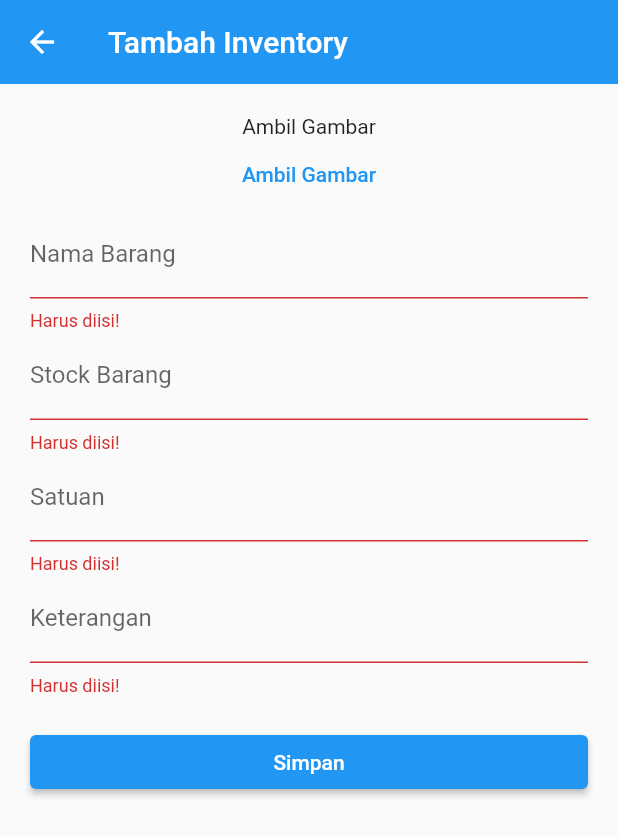
After one commit to Bagas2901/inventory, a Flutter app: the AddInventory screen opened directly, after a tap on "Simpan", on a phone screen of 412 x 824 dp. The commit adds this screen. Shown: the top 836 px of the screen. Run offline on Flutter 3.47's test engine with Material 2 defaults, Android fonts, the phone set to English and light mode, and no system bars; our stand-ins replace dio, image_picker, shared_preferences; accounts and stored records are empty.

Commit message:
add, tampil dan detail by id

```diff
--- a/lib/app/api/endpoint.dart
+++ b/lib/app/api/endpoint.dart
@@ -2,4 +2,7 @@ class Endpoint {
   static String mainEndPoint =
       "http://192.168.37.104/inventory_app_api/public/api/";
   static String login = mainEndPoint + "login";
+  static String add = mainEndPoint + "inventory/add";
+  static String showlist = mainEndPoint + "inventory/show_list";
+  static String detail = mainEndPoint + "inventory/detail";
 }
--- /dev/null
+++ b/lib/widget/add_invnetory.dart
@@ -0,0 +1,170 @@
+import 'dart:io';
+
+import 'package:flutter/material.dart';
+import 'package:image_picker/image_picker.dart';
+import 'package:inventory/app/api/inventory_api.dart';
+import 'package:inventory/widget/splashscreen.dart';
+
+class AddInventory extends StatefulWidget {
+  AddInventory({Key? key}) : super(key: key);
+
+  @override
+  _AddInventoryState createState() => _AddInventoryState();
+}
+
+class _AddInventoryState extends State<AddInventory> {
+  GlobalKey<FormState> _addinventoryForm = GlobalKey<FormState>();
+  TextEditingController _namaBarang = TextEditingController();
+  TextEditingController _stock = TextEditingController();
+  TextEditingController _satuan = TextEditingController();
+  TextEditingController _keterangan = TextEditingController();
+
+  File? _gambar;
+
+  bool _apiCall = false;
+
+  showMessage(String msg, List<Widget> actions) {
+    return showDialog(
+        context: context,
+        builder: (context) => AlertDialog(
+              title: Text('Pesan'),
+              content: Text('$msg'),
+              actions: actions,
+            ));
+  }
+
+  void _saveInventory() async {
+    if (_addinventoryForm.currentState!.validate()) {
+      setState(() {
+        _apiCall = true;
+      });
+      final _addInventory = await InventoryApi().add(
+          name: _namaBarang.text,
+          note: _keterangan.text,
+          stock: _stock.text,
+          unit: _satuan.text,
+          image: _gambar);
+
+      if (_addInventory == null) {
+        //offline
+        showMessage("Maaf anda offline, mohon coba lagi!", [
+          TextButton(onPressed: () => Navigator.pop(context), child: Text('OK'))
+        ]);
+      } else if (_addInventory != null && _addInventory.data["code"] == 200) {
+        //success
+        showMessage("Inventory Disimpan", [
+          TextButton(
+              onPressed: () => Navigator.push(context,
+                  MaterialPageRoute(builder: (context) => Splashscreen())),
+              child: Text('OK'))
+        ]);
+      } else {
+        //error
+        showMessage("Opss, Sepertinya ada yang salah, mohon coba lagi!", [
+          TextButton(onPressed: () => Navigator.pop(context), child: Text('OK'))
+        ]);
+      }
+      setState(() {
+        _apiCall = false;
+      });
+    }
+  }
+
+  void _takePicture() async {
+    final ImagePicker _picker = ImagePicker();
+
+    XFile? _takeImage =
+        await _picker.pickImage(source: ImageSource.camera, imageQuality: 10);
+    setState(() {
+      _gambar = File(_takeImage!.path);
+    });
+  }
+
+  @override
+  Widget build(BuildContext context) {
+    return Scaffold(
+      appBar: AppBar(
+        elevation: 0,
+        title: Text('Tambah Inventory'),
+      ),
+      body: SingleChildScrollView(
+        //agar tidak error saat scroll
+        child: Padding(
+          padding: const EdgeInsets.all(20.0),
+          child: Form(
+            key: _addinventoryForm,
+            child: Column(
+              children: [
+                Column(
+                  children: [
+                    Container(
+                      child: _gambar != null
+                          ? Image.file(_gambar!)
+                          : Text('Ambil Gambar'),
+                    ),
+                    TextButton(
+                        onPressed: () => _takePicture(),
+                        child: Text('Ambil Gambar'))
+                  ],
+                ),
+                TextFormField(
+                  controller: _namaBarang,
+                  decoration: InputDecoration(labelText: 'Nama Barang'),
+                  validator: (val) {
+                    if (val!.isEmpty) {
+                      return 'Harus diisi!';
+                    }
+                    return null;
+                  },
+                ),
+                TextFormField(
+                  controller: _stock,
+                  keyboardType: TextInputType.number,
+                  decoration: InputDecoration(labelText: 'Stock Barang'),
+                  validator: (val) {
+                    if (val!.isEmpty) {
+                      return 'Harus diisi!';
+                    }
+                    return null;
+                  },
+                ),
+                TextFormField(
+                  controller: _satuan,
+                  decoration: InputDecoration(labelText: 'Satuan'),
+                  validator: (val) {
+                    if (val!.isEmpty) {
+                      return 'Harus diisi!';
+                    }
+                    return null;
+                  },
+                ),
+                TextFormField(
+                  controller: _keterangan,
+                  decoration: InputDecoration(labelText: 'Keterangan'),
+                  validator: (val) {
+                    if (val!.isEmpty) {
+                      return 'Harus diisi!';
+                    }
+                    return null;
+                  },
+                ),
+                SizedBox(
+                  height: 20,
+                ),
+                ElevatedButton(
+                  onPressed: () => _apiCall ? null : _saveInventory(),
+                  child: Container(
+                    child: Row(
+                      mainAxisAlignment: MainAxisAlignment.center,
+                      children: [Text(_apiCall ? 'Menyimpan ...' : 'Simpan')],
+                    ),
+                  ),
+                )
+              ],
+            ),
+          ),
+        ),
+      ),
+    );
+  }
+}
--- a/pubspec.yaml
+++ b/pubspec.yaml
@@ -36,6 +36,7 @@ dependencies:
   cupertino_icons: ^1.0.2
   dio: ^4.0.4
   shared_preferences: ^2.0.11
+  image_picker: ^0.8.4+4
 
 dev_dependencies:
   flutter_test:
```
Also changed, not shown: lib/app/api/inventory_api.dart (added, +77 -0 lines), lib/widget/detail_inventory.dart (added, +89 -0 lines), lib/widget/home/owner_home.dart (added, +98 -0 lines), lib/widget/login.dart (+9 -2 lines), lib/widget/splashscreen.dart (+9 -3 lines), pubspec.lock.
